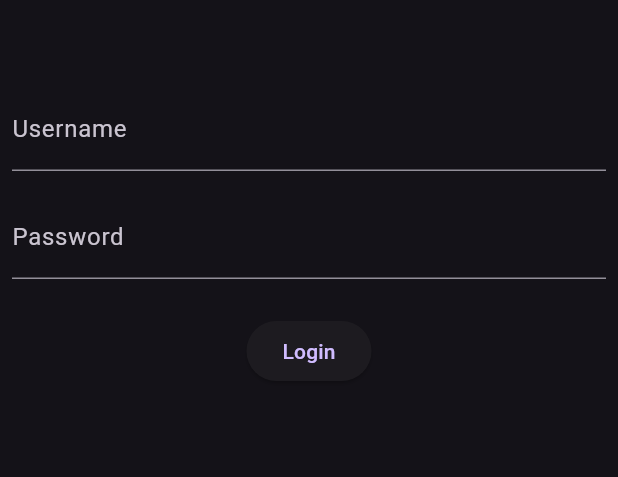
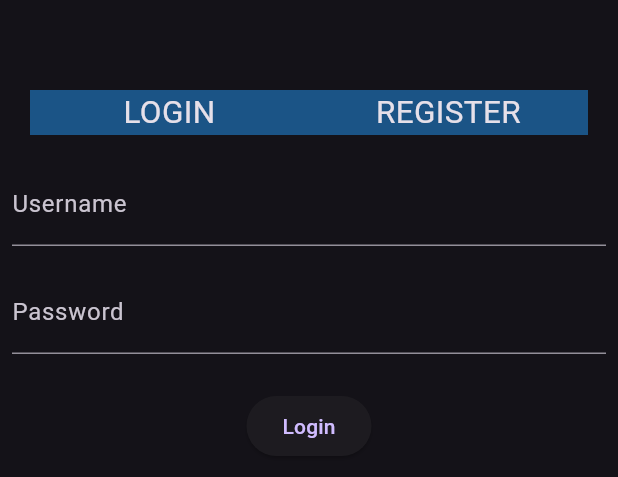
Before and after one commit to AKamci/Streaming-Services-with-AI, a Flutter app: the LoginForm widget shown alone on an empty page, opened directly, on a phone screen of 412 x 824 dp. Shown: the top 477 px of the screen. Run offline on Flutter 3.47's test engine with Material 3 defaults, Android fonts, the light colour scheme and no system bars; our stand-ins replace video_player; generated files the repository leaves out were written again; network calls fail.

Commit message:
routes and scaffold schema change

```diff
--- a/TVseries/lib/l10n/app_en.arb
+++ b/TVseries/lib/l10n/app_en.arb
@@ -11,5 +11,7 @@
   "phone_language": "Phone Language",
   "privacy": "Privacy",
   "turkish": "Turkish",
-  "who_is_watching": "Who is watching"
+  "who_is_watching": "Who is watching",
+  "login": "LOGIN",
+  "register": "REGISTER"
 }
--- a/TVseries/lib/l10n/app_tr.arb
+++ b/TVseries/lib/l10n/app_tr.arb
@@ -11,5 +11,7 @@
     "phone_language": "Telefon Dili",
     "privacy": "Gizlilik",
     "turkish": "Türkçe",
-    "who_is_watching": "Who is watchingsss"
+    "who_is_watching": "Who is watchingsss",
+    "login": "LOGIN",
+    "register": "REGISTER"
 }
--- a/TVseries/lib/src/screens/login/widgets/loginForm.dart
+++ b/TVseries/lib/src/screens/login/widgets/loginForm.dart
@@ -1,4 +1,7 @@
+import 'package:flutter/cupertino.dart';
 import 'package:flutter/material.dart';
+import 'package:flutter/widgets.dart';
+import 'package:tv_series/core/extensions/l10n_extensions.dart';
 import 'package:tv_series/src/constants/routes.dart';
 
 class LoginForm extends StatefulWidget {
@@ -34,6 +37,33 @@ class _LoginFormState extends State<LoginForm> {
         child: Column(
           mainAxisSize: MainAxisSize.min,
           children: <Widget>[
+            Container(
+              padding: const EdgeInsets.fromLTRB(20, 10, 20, 10),
+              child: Row(
+                children: [
+                  Expanded(
+                    child: Container(
+                      color: Colors.blue.withOpacity(0.5),
+                      child: Text(
+                        context.translate.login,
+                        textAlign: TextAlign.center,
+                        textScaler: TextScaler.linear(1.5),
+                      ),
+                    ),
+                  ),
+                  Expanded(
+                    child: Container(
+                      color: Colors.blue.withOpacity(0.5),
+                      child: Text(
+                        context.translate.register,
+                        textAlign: TextAlign.center,
+                        textScaler: TextScaler.linear(1.5),
+                      ),
+                    ),
+                  ),
+                ],
+              ),
+            ),
             Padding(
               padding: const EdgeInsets.all(8.0),
               child: TextFormField(
--- a/TVseries/lib/src/screens/login/widgets/whoWatching.dart
+++ b/TVseries/lib/src/screens/login/widgets/whoWatching.dart
@@ -47,10 +47,7 @@ class _WhoIsWatchingState extends State<WhoIsWatching> {
 
   @override
   Widget build(BuildContext context) {
-    return Scaffold(
-      appBar: const CustomHeaderBar(),
-      drawer: const NavBar(),
-      body: Column(
+    return Column(
       children: [
         Container(
           margin: EdgeInsets.fromLTRB(0, 50, 0, 0),
@@ -61,7 +58,6 @@ class _WhoIsWatchingState extends State<WhoIsWatching> {
           child: subUserWidgetListGet(subUser),
         )
       ],
-      ),
     );
   }
 }
```
Also changed, not shown: TVseries/lib/src/routes.dart (+39 -4 lines), TVseries/lib/src/screens/login/login.dart (+1 -7 lines), TVseries/lib/src/screens/shows/shows_screen.dart (+2 -8 lines), TVseries/lib/src/screens/login/widgets/registerForm.dart (added), TVseries/lib/src/screens/login/widgets/registerLoginBtn.dart (deleted). Lines whose indentation alone changed are shown as unchanged.
